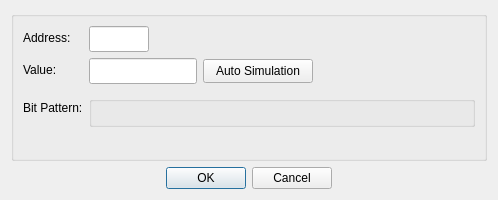
This is src/dialogs/dialogwriteholdingregister.ui in sanny32/OpenModSim as Qt 5 draws it before an edit. The edited form follows.
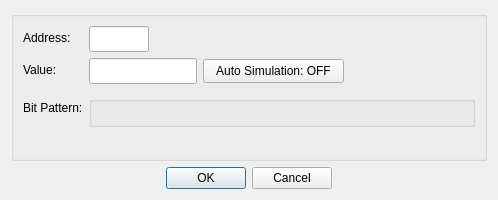
This is the edited form. Custom widgets are drawn as their Qt base class.

Commit message: Update simulation image and simulation button in write to register dialogs

```diff
--- a/src/dialogs/dialogwriteholdingregister.ui
+++ b/src/dialogs/dialogwriteholdingregister.ui
@@ -80,7 +80,7 @@
            <string notr="true">padding: 4px 12px;</string>
           </property>
           <property name="text">
-           <string>Auto Simulation</string>
+           <string>Auto Simulation: OFF</string>
           </property>
          </widget>
         </item>
```
The commit also changes 12 other files.
